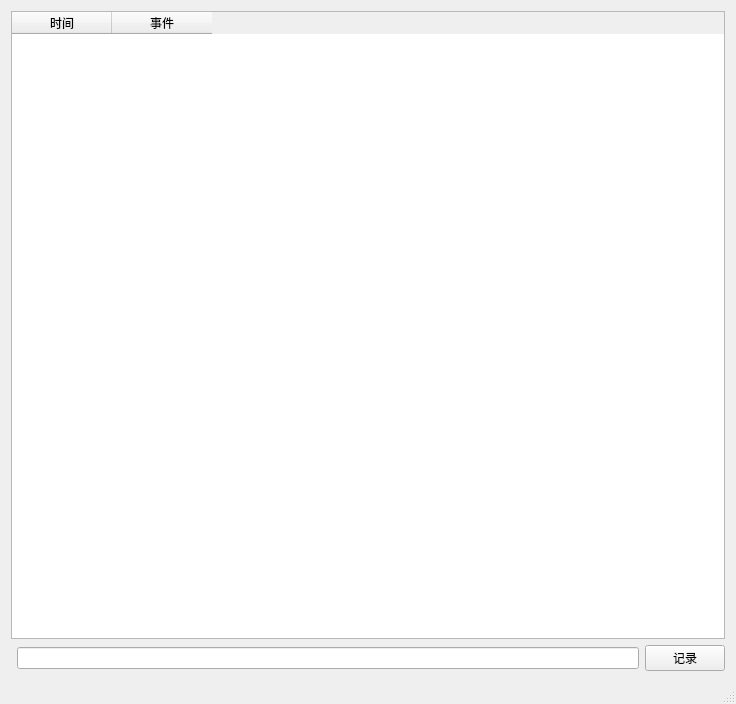
Qt form mainwindow.ui (TYEclipse/TimeManager) before a commit.
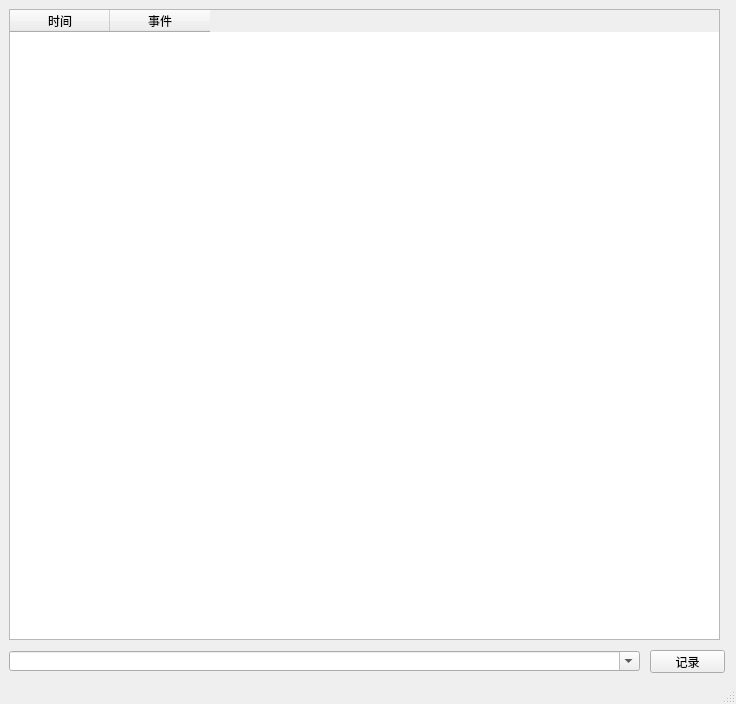
The same form after that commit.

Commit message: 1. 输入框修改为下拉菜单 2. 按钮绑定回车键

Patch:
```diff
--- a/mainwindow.ui
+++ b/mainwindow.ui
@@ -14,9 +14,15 @@
    <string>MainWindow</string>
   </property>
   <widget class="QWidget" name="centralWidget">
-   <layout class="QGridLayout" name="gridLayout">
-    <item row="0" column="0" colspan="3">
      <widget class="QTableWidget" name="tableWidget">
+    <property name="geometry">
+     <rect>
+      <x>9</x>
+      <y>9</y>
+      <width>711</width>
+      <height>631</height>
+     </rect>
+    </property>
       <column>
        <property name="text">
         <string>时间</string>
@@ -28,18 +34,32 @@
        </property>
       </column>
      </widget>
-    </item>
-    <item row="1" column="1">
-     <widget class="QLineEdit" name="lineEdit"/>
-    </item>
-    <item row="1" column="2">
      <widget class="QPushButton" name="pushButton">
+    <property name="geometry">
+     <rect>
+      <x>650</x>
+      <y>650</y>
+      <width>75</width>
+      <height>23</height>
+     </rect>
+    </property>
       <property name="text">
        <string>记录</string>
       </property>
      </widget>
-    </item>
-   </layout>
+   <widget class="QComboBox" name="comboBox">
+    <property name="geometry">
+     <rect>
+      <x>9</x>
+      <y>651</y>
+      <width>631</width>
+      <height>20</height>
+     </rect>
+    </property>
+    <property name="editable">
+     <bool>true</bool>
+    </property>
+   </widget>
   </widget>
   <widget class="QStatusBar" name="statusBar"/>
  </widget>
```
Lines whose indentation alone changed are shown as unchanged. The commit also changes 4 other files.
